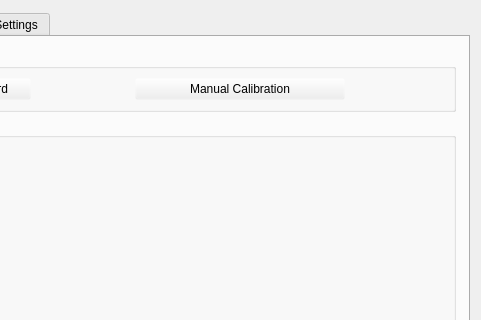
Old version of the form ground/openpilotgcs/src/plugins/config/input.ui in the repository openpilot/OpenPilot; both pictures show x 315 to 796 and y 0 to 320 of the 796 by 591 pixel window.
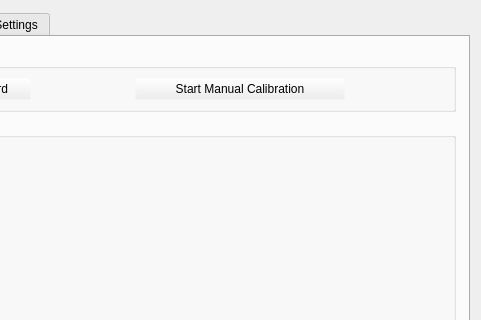
New version of the form. Icons and pictures are not drawn.

Commit message: OP-1660 Tell user Manual calibration is running (Start/Stop button change)

The edit to the form file:
```diff
--- a/ground/openpilotgcs/src/plugins/config/input.ui
+++ b/ground/openpilotgcs/src/plugins/config/input.ui
@@ -116,8 +116,8 @@
            <rect>
             <x>0</x>
             <y>0</y>
-            <width>772</width>
-            <height>514</height>
+            <width>774</width>
+            <height>497</height>
            </rect>
           </property>
           <layout class="QGridLayout" name="gridLayout">
@@ -419,7 +419,7 @@
                  <bool>false</bool>
                 </property>
                 <property name="text">
-                 <string>Manual Calibration</string>
+                 <string>Start Manual Calibration</string>
                 </property>
                 <property name="checkable">
                  <bool>true</bool>
```
Left out of the diff: 8 changed lines with no effect on the pictures. The commit also changes 1 other file.
